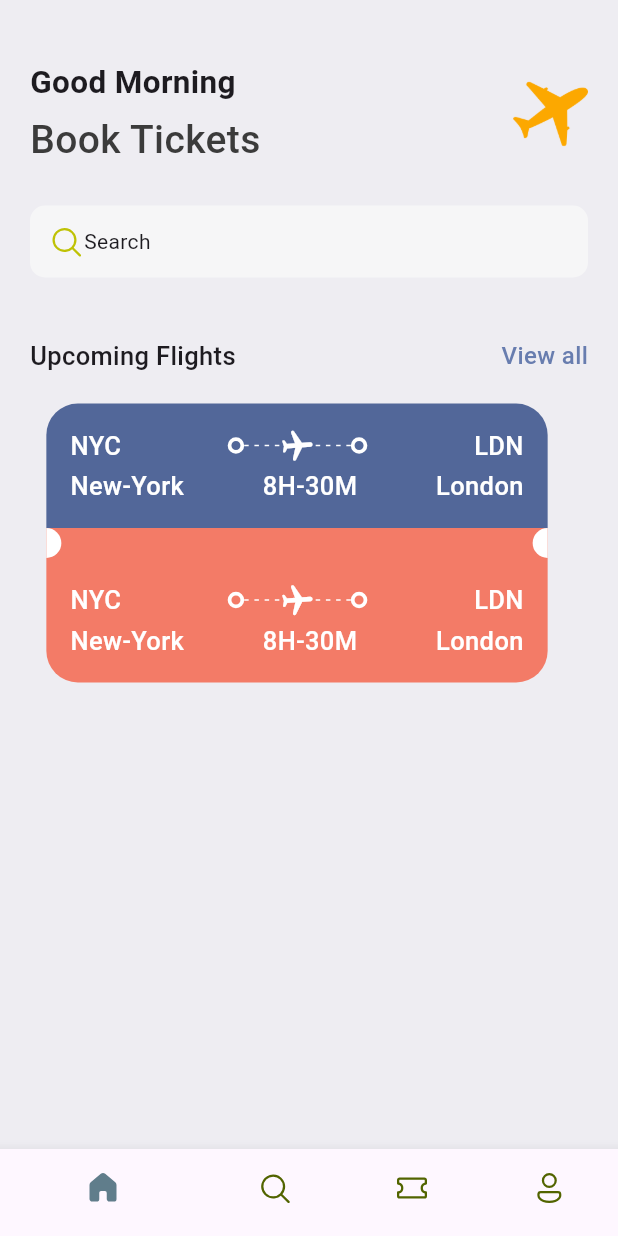
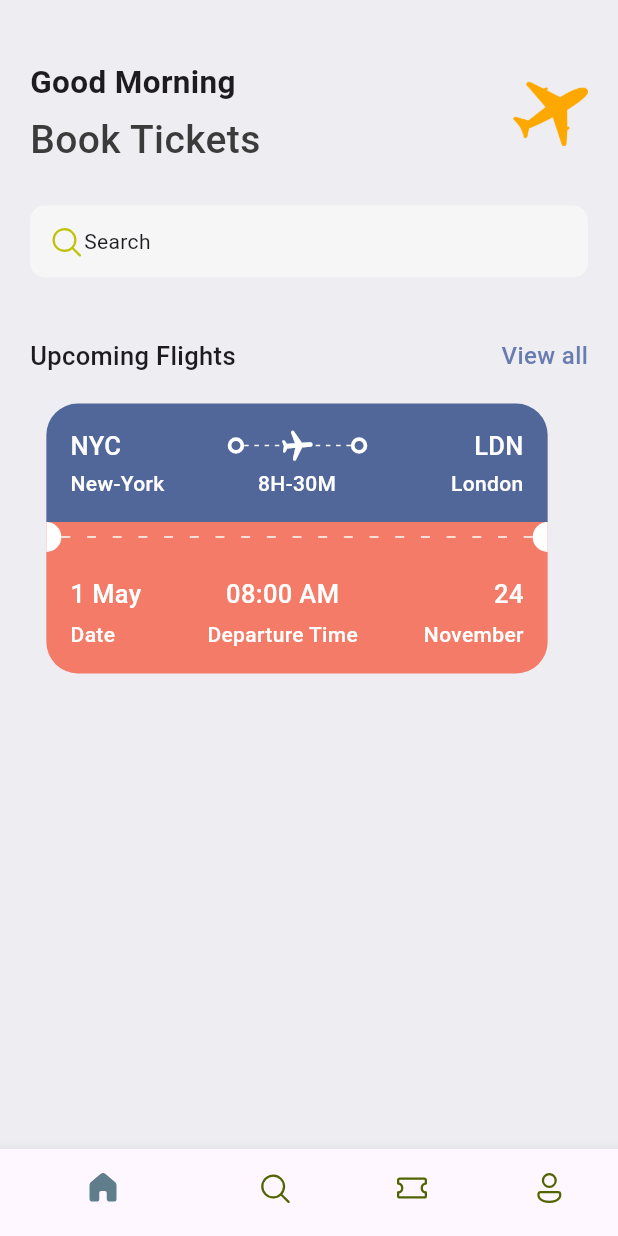
Before and after one commit to AmeerHamza7865/TicketApp, a Flutter app: the screen it shows after launch, on a phone screen of 412 x 824 dp. Run offline on Flutter 3.47's test engine with Material 3 defaults, Android fonts, the phone set to English and light mode, and no system bars; our stand-ins replace fluentui_icons.

Commit message:
updating coded from home laptop

```diff
--- /dev/null
+++ b/lib/Base/Widgets/app_column_layout.dart
@@ -0,0 +1,31 @@
+// ignore_for_file: prefer_const_literals_to_create_immutables
+
+import 'package:flutter/material.dart';
+import 'package:flutter/widgets.dart';
+import 'package:ticket_app/Base/Widgets/text_style_fourth.dart';
+import 'package:ticket_app/Base/Widgets/text_style_third.dart';
+
+class AppColumnLayout extends StatelessWidget {
+  final String topText;
+  final String bottomText;
+  final CrossAxisAlignment alignment;
+  const AppColumnLayout(
+      {super.key,
+      required this.topText,
+      required this.bottomText,
+      required this.alignment});
+
+  @override
+  Widget build(BuildContext context) {
+    return Column(
+      crossAxisAlignment: alignment,
+      children: [
+        TextStyleThird(text: topText),
+        const SizedBox(
+          height: 5,
+        ),
+        TextStyleFourth(text: bottomText),
+      ],
+    );
+  }
+}
--- a/lib/Base/Widgets/app_layout_builder_widget.dart
+++ b/lib/Base/Widgets/app_layout_builder_widget.dart
@@ -2,7 +2,9 @@ import 'package:flutter/material.dart';
 
 class AppLayoutBuilderWidget extends StatelessWidget {
   final int randomDivider;
-  const AppLayoutBuilderWidget({super.key, required this.randomDivider});
+  final double width;
+  const AppLayoutBuilderWidget(
+      {super.key, required this.randomDivider, this.width = 3});
 
   @override
   Widget build(BuildContext context) {
@@ -12,15 +14,15 @@ class AppLayoutBuilderWidget extends StatelessWidget {
       return Flex(
         direction: Axis.horizontal,
         mainAxisAlignment: MainAxisAlignment.spaceBetween,
-        children: List.generate((constraint.constrainWidth()/randomDivider).floor(),(index)=>SizedBox(
-          width: 3,
-          height: 1,
-          child: DecoratedBox(
-            decoration: BoxDecoration(
-              color: Colors.white
-            ),
-          ),
-        )),
+        children: List.generate(
+            (constraint.constrainWidth() / randomDivider).floor(),
+            (index) => SizedBox(
+                  width: width,
+                  height: 1,
+                  child: DecoratedBox(
+                    decoration: BoxDecoration(color: Colors.white),
+                  ),
+                )),
       );
     });
   }
--- /dev/null
+++ b/lib/Base/Widgets/text_style_fourth.dart
@@ -0,0 +1,18 @@
+import 'package:flutter/material.dart';
+import 'package:ticket_app/Base/res/styles/app_styles.dart';
+
+class TextStyleFourth extends StatelessWidget {
+  final String text;
+  final TextAlign align;
+  const TextStyleFourth(
+      {super.key, required this.text, this.align = TextAlign.start});
+
+  @override
+  Widget build(BuildContext context) {
+    return Text(
+      text,
+      textAlign: align,
+      style: AppStyles.headingStyle4.copyWith(color: Colors.white),
+    );
+  }
+}
--- /dev/null
+++ b/lib/Base/Widgets/text_style_third.dart
@@ -0,0 +1,18 @@
+import 'package:flutter/material.dart';
+import 'package:ticket_app/Base/res/styles/app_styles.dart';
+
+class TextStyleThird extends StatelessWidget {
+  final String text;
+  final TextAlign textalign;
+  const TextStyleThird(
+      {super.key, required this.text, this.textalign = TextAlign.start});
+
+  @override
+  Widget build(BuildContext context) {
+    return Text(
+      text,
+      textAlign: textalign,
+      style: AppStyles.headingStyle3.copyWith(color: Colors.white),
+    );
+  }
+}
--- a/lib/Base/Widgets/ticket_view.dart
+++ b/lib/Base/Widgets/ticket_view.dart
@@ -1,9 +1,12 @@
 // ignore_for_file: unused_local_variable, prefer_const_constructors, prefer_const_literals_to_create_immutables
 
 import 'package:flutter/material.dart';
+import 'package:ticket_app/Base/Widgets/app_column_layout.dart';
 import 'package:ticket_app/Base/Widgets/app_layout_builder_widget.dart';
 import 'package:ticket_app/Base/Widgets/big_circle.dart';
 import 'package:ticket_app/Base/Widgets/big_dot.dart';
+import 'package:ticket_app/Base/Widgets/text_style_fourth.dart';
+import 'package:ticket_app/Base/Widgets/text_style_third.dart';
 import 'package:ticket_app/Base/res/styles/app_styles.dart';
 
 class TicketView extends StatelessWidget {
@@ -20,6 +23,7 @@ class TicketView extends StatelessWidget {
         margin: EdgeInsets.only(right: 16),
         child: Column(
           children: [
+            // Blue Container Side
             Container(
               padding: EdgeInsets.all(16),
               decoration: BoxDecoration(
@@ -32,11 +36,7 @@ class TicketView extends StatelessWidget {
                   // show Departure and Destination with Icon in Line
                   Row(
                     children: [
-                      Text(
-                        "NYC",
-                        style: AppStyles.headingStyle3
-                            .copyWith(color: Colors.white),
-                      ),
+                      TextStyleThird(text: "NYC"),
                       Expanded(child: Container()),
                       BigDot(),
                       Expanded(
@@ -59,11 +59,7 @@ class TicketView extends StatelessWidget {
                       )),
                       BigDot(),
                       Expanded(child: Container()),
-                      Text(
-                        "LDN",
-                        style: AppStyles.headingStyle3
-                            .copyWith(color: Colors.white),
-                      ),
+                      TextStyleThird(text: "LDN")
                     ],
                   ),
                   // show Departure and Destination with name in Second Line
@@ -73,38 +69,42 @@ class TicketView extends StatelessWidget {
                   ),
                   Row(
                     children: [
-                      Text(
-                        "New-York",
-                        style: AppStyles.headingStyle3
-                            .copyWith(color: Colors.white),
+                      SizedBox(
+                        width: 100,
+                        child: TextStyleFourth(text: "New-York"),
                       ),
                       Expanded(child: Container()),
-                      Text(
-                        "8H-30M",
-                        style: AppStyles.headingStyle3
-                            .copyWith(color: Colors.white),
-                      ),
+                      TextStyleFourth(text: "8H-30M"),
                       Expanded(child: Container()),
-                      Text(
-                        "London",
-                        style: AppStyles.headingStyle3
-                            .copyWith(color: Colors.white),
+                      SizedBox(
+                        width: 100,
+                        child: TextStyleFourth(
+                          text: "London",
+                          align: TextAlign.end,
+                        ),
                       ),
                     ],
                   ),
                 ],
               ),
             ),
+            //BigCirle Sparator
+
             Container(
               color: AppStyles.ticketOrange,
               child: Row(
                 children: [
-                 BigCircle(isRight: false),
-                 Expanded(child: Container()),
-                 BigCircle(isRight: true)
+                  BigCircle(isRight: false),
+                  Expanded(
+                      child: AppLayoutBuilderWidget(
+                    randomDivider: 16,
+                    width: 6,
+                  )),
+                  BigCircle(isRight: true)
                 ],
               ),
             ),
+            //orange Container Side
             Container(
               padding: EdgeInsets.all(16),
               decoration: BoxDecoration(
@@ -116,67 +116,63 @@ class TicketView extends StatelessWidget {
                 children: [
                   // show Departure and Destination with Icon in Line
                   Row(
+                    mainAxisAlignment: MainAxisAlignment.spaceBetween,
                     children: [
-                      Text(
-                        "NYC",
-                        style: AppStyles.headingStyle3
-                            .copyWith(color: Colors.white),
+                      AppColumnLayout(
+                        topText: "1 May",
+                        bottomText: "Date",
+                        alignment: CrossAxisAlignment.start,
                       ),
-                      Expanded(child: Container()),
-                      BigDot(),
-                      Expanded(
-                          child: Stack(
-                        children: [
-                          SizedBox(
-                            height: 24,
-                            child: AppLayoutBuilderWidget(
-                              randomDivider: 6,
-                            ),
-                          ),
-                          Center(
-                              child: Transform.rotate(
-                                  angle: 1.5,
-                                  child: Icon(
-                                    Icons.local_airport_rounded,
-                                    color: Colors.white,
-                                  ))),
-                        ],
-                      )),
-                      BigDot(),
-                      Expanded(child: Container()),
-                      Text(
-                        "LDN",
-                        style: AppStyles.headingStyle3
-                            .copyWith(color: Colors.white),
-                      ),
+
+                      AppColumnLayout(
+                          topText: "08:00 AM",
+                          bottomText: "Departure Time",
+                          alignment: CrossAxisAlignment.center),
+                      AppColumnLayout(
+                          topText: "24",
+                          bottomText: "November",
+                          alignment: CrossAxisAlignment.end)
+
+                      // Expanded(child: Container()),
+                      // Text(
+                      //   "08:00 AM",
+                      //   style: AppStyles.headingStyle3
+                      //       .copyWith(color: Colors.white),
+                      // ),
+                      // Expanded(child: Container()),
+                      // Text(
+                      //   "24",
+                      //   style: AppStyles.headingStyle3
+                      //       .copyWith(color: Colors.white),
+                      // ),
                     ],
                   ),
                   // show Departure and Destination with name in Second Line
 
-                  SizedBox(
-                    height: 3,
-                  ),
-                  Row(
-                    children: [
-                      Text(
-                        "New-York",
-                        style: AppStyles.headingStyle3
-                            .copyWith(color: Colors.white),
-                      ),
-                      Expanded(child: Container()),
-                      Text(
-                        "8H-30M",
-                        style: AppStyles.headingStyle3
-                            .copyWith(color: Colors.white),
-                      ),
-                      Expanded(child: Container()),
-                      Text(
-                        "London",
-                        style: AppStyles.headingStyle3
-                            .copyWith(color: Colors.white),
-                      ),
-                    ],
-                  ),
+                  // SizedBox(
+                  //   height: 3,
+                  // ),
+                  // Row(
+                  //   children: [
+                  //     Text(
+                  //       "Date",
+                  //       style: AppStyles.headingStyle3
+                  //           .copyWith(color: Colors.white),
+                  //     ),
+                  //     Expanded(child: Container()),
+                  //     Text(
+                  //       "Departure Time",
+                  //       style: AppStyles.headingStyle3
+                  //           .copyWith(color: Colors.white),
+                  //     ),
+                  //     Expanded(child: Container()),
+                  //     Text(
+                  //       "November",
+                  //       style: AppStyles.headingStyle3
+                  //           .copyWith(color: Colors.white),
+                  //     ),
+                  //   ],
+                  // ),
                 ],
               ),
             ),
--- a/lib/Base/res/styles/app_styles.dart
+++ b/lib/Base/res/styles/app_styles.dart
@@ -8,17 +8,17 @@ class AppStyles {
   static Color primaryColor = primary;
   static Color textColor = const Color(0xFF3b3b3b);
   static Color bgColor = const Color(0xFFeeedf2);
-  static Color ticketBlue=const Color(0xFF526799);
-  static Color ticketOrange=const Color(0xFFF37B67);
+  static Color ticketBlue = const Color(0xFF526799);
+  static Color ticketOrange = const Color(0xFFF37B67);
 
-      static TextStyle textStyle=TextStyle(
-    fontSize: 16,color: textColor, fontWeight: FontWeight.w500);
+  static TextStyle textStyle =
+      TextStyle(fontSize: 16, color: textColor, fontWeight: FontWeight.w500);
   static TextStyle headingStyle1 =
-
       TextStyle(fontSize: 26, fontWeight: FontWeight.w500, color: textColor);
   static TextStyle headingStyle2 =
       TextStyle(fontSize: 21, fontWeight: FontWeight.bold);
   static TextStyle headingStyle3 =
       TextStyle(fontSize: 17, fontWeight: FontWeight.w500);
-
+  static TextStyle headingStyle4 =
+      TextStyle(fontSize: 14, fontWeight: FontWeight.w500);
 }
```
